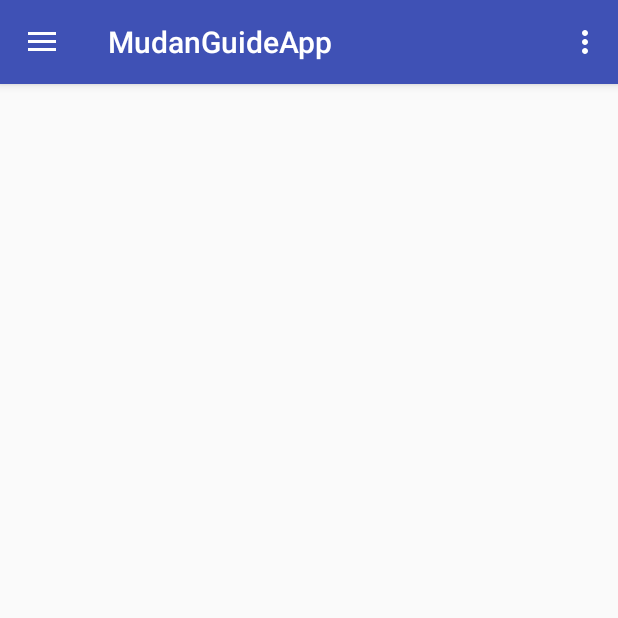
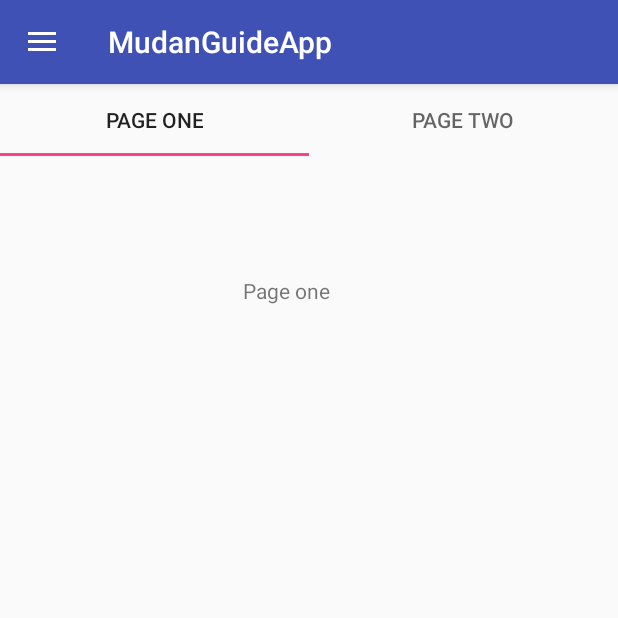
Before and after one commit to SpiritCat0101/MudanGuideAPP, an Android app: the screen it shows after launch (MainActivity), on a phone screen of 412 x 824 dp, the top half of it. Run offline under Robolectric (Android 15) with nearby library versions, the phone set to English and light mode, and no system bars.

Commit message:
remove AR and half complete tabLayout

```diff
--- a/app/src/main/AndroidManifest.xml
+++ b/app/src/main/AndroidManifest.xml
@@ -34,10 +34,6 @@
             android:name=".MainActivity"
             android:screenOrientation="portrait"
             android:theme="@style/AppTheme.NoActionBar" />
-        <activity
-            android:name=".CameraActivity"
-            android:screenOrientation="portrait"
-            android:theme="@style/AppTheme.FullScreen"/>
     </application>
 
 </manifest>
--- a/app/src/main/java/com/ntut/mudanguideapp/MainActivity.java
+++ b/app/src/main/java/com/ntut/mudanguideapp/MainActivity.java
@@ -4,8 +4,12 @@ import android.content.Intent;
 import android.location.Location;
 import android.os.Bundle;
 import android.os.Process;
+import android.support.constraint.ConstraintLayout;
 import android.support.design.widget.NavigationView;
+import android.support.design.widget.TabLayout;
 import android.support.v4.view.GravityCompat;
+import android.support.v4.view.PagerAdapter;
+import android.support.v4.view.ViewPager;
 import android.support.v4.widget.DrawerLayout;
 import android.support.v7.app.ActionBarDrawerToggle;
 import android.support.v7.app.AppCompatActivity;
@@ -13,10 +17,15 @@ import android.support.v7.widget.Toolbar;
 import android.util.Log;
 import android.view.Menu;
 import android.view.MenuItem;
+import android.view.View;
+import android.view.ViewGroup;
 import android.widget.Toast;
 
 import com.ntut.mudanguideapp.location.LocationChangeListener;
 import com.ntut.mudanguideapp.location.LocationHandler;
+
+import java.util.ArrayList;
+import java.util.List;
 
 /* Create By SpiritCat and in charge */
 
@@ -25,6 +34,10 @@ public class MainActivity extends AppCompatActivity
 
     private long currentBackPressedTime = 0;
     private int BACK_PRESSED_INTERVAL = 2000;
+
+    private TabLayout tabLayout;
+    private ViewPager viewPager;
+    private List<ConstraintLayout> pageList;
 
     private DrawerLayout drawer;
 
@@ -46,6 +59,9 @@ public class MainActivity extends AppCompatActivity
         NavigationView navigationView = findViewById(R.id.nav_view);
         navigationView.setNavigationItemSelectedListener(this);
 
+        tabLayout=findViewById(R.id.main_tabs);
+        viewPager=findViewById(R.id.main_pager);
+
         locationHandler=new LocationHandler(this,this);
     }
 
@@ -54,6 +70,7 @@ public class MainActivity extends AppCompatActivity
         super.onResume();
         location=locationHandler.getCurrentLocation();
         locationHandler.startLocationUpdates(lcl);
+        setUpTab();
     }
 
     @Override
@@ -100,8 +117,6 @@ public class MainActivity extends AppCompatActivity
         // as you specify a parent activity in AndroidManifest.xml.
         int id = item.getItemId();
         switch (id){
-            case R.id.camera:
-                startActivity(new Intent(this,CameraActivity.class));
         }
 
         return super.onOptionsItemSelected(item);
@@ -116,6 +131,21 @@ public class MainActivity extends AppCompatActivity
         return true;
     }
 
+    private void setUpTab(){
+        tabLayout.addTab(tabLayout.newTab().setText("Page one"));
+        tabLayout.addTab(tabLayout.newTab().setText("Page two"));
+        setUpPager();
+        viewPager.addOnPageChangeListener(new TabLayout.TabLayoutOnPageChangeListener(tabLayout));
+        tabLayout.addOnTabSelectedListener(new TabLayout.ViewPagerOnTabSelectedListener(viewPager));
+    }
+
+    private void setUpPager(){
+        pageList=new ArrayList<>();
+        pageList.add(new MainPagerOne(this));
+        pageList.add(new MainPagerTwo(this));
+        viewPager.setAdapter(new pagerAdapter());
+    }
+
     private LocationChangeListener lcl=new LocationChangeListener() {
         @Override
         public void onLocationChange(Location l) {
@@ -123,4 +153,27 @@ public class MainActivity extends AppCompatActivity
             Log.i("Main",Double.toString(location.getLatitude()));
         }
     };
+
+    private class pagerAdapter extends PagerAdapter {
+
+        @Override
+        public int getCount() {
+            return pageList.size();
+        }
+
+        @Override
+        public boolean isViewFromObject(View view, Object o) {
+            return o == view;
+        }
+
+        @Override
+        public Object instantiateItem(ViewGroup container, int position) {
+            container.addView(pageList.get(position));
+            return pageList.get(position);
+        }
+        @Override
+        public void destroyItem(ViewGroup container, int position, Object object) {
+            container.removeView((View) object);
+        }
+    }
 }
--- /dev/null
+++ b/app/src/main/java/com/ntut/mudanguideapp/MainPagerOne.java
@@ -0,0 +1,17 @@
+package com.ntut.mudanguideapp;
+
+import android.content.Context;
+import android.support.constraint.ConstraintLayout;
+import android.view.LayoutInflater;
+import android.view.View;
+import android.widget.TextView;
+
+public class MainPagerOne extends ConstraintLayout {
+    public MainPagerOne(Context context) {
+        super(context);
+        View view = LayoutInflater.from(context).inflate(R.layout.pager_main, null);
+        TextView textView = view.findViewById(R.id.pager_text);
+        textView.setText("Page one");
+        addView(view);
+    }
+}
--- /dev/null
+++ b/app/src/main/java/com/ntut/mudanguideapp/MainPagerTwo.java
@@ -0,0 +1,17 @@
+package com.ntut.mudanguideapp;
+
+import android.content.Context;
+import android.support.constraint.ConstraintLayout;
+import android.view.LayoutInflater;
+import android.view.View;
+import android.widget.TextView;
+
+public class MainPagerTwo extends ConstraintLayout {
+    public MainPagerTwo(Context context) {
+        super(context);
+        View view = LayoutInflater.from(context).inflate(R.layout.pager_main, null);
+        TextView textView = view.findViewById(R.id.pager_text);
+        textView.setText("Page two");
+        addView(view);
+    }
+}
--- a/app/src/main/java/com/ntut/mudanguideapp/sensor/OrientationChangeListener.java
+++ /dev/null
@@ -1,5 +0,0 @@
-package com.ntut.mudanguideapp.sensor;
-
-public interface OrientationChangeListener {
-    void onOrientationChange(double orientation);
-}
--- a/app/src/main/res/layout/content_main.xml
+++ b/app/src/main/res/layout/content_main.xml
@@ -7,4 +7,15 @@
     app:layout_behavior="@string/appbar_scrolling_view_behavior"
     tools:context="com.ntut.mudanguideapp.MainActivity"
     tools:showIn="@layout/app_bar_main">
+
+    <android.support.design.widget.TabLayout
+        android:layout_width="match_parent"
+        android:layout_height="wrap_content"
+        android:id="@+id/main_tabs" />
+
+    <android.support.v4.view.ViewPager
+        android:id="@+id/main_pager"
+        android:layout_below="@id/main_tabs"
+        android:layout_width="match_parent"
+        android:layout_height="match_parent" />
 </android.support.constraint.ConstraintLayout>
--- /dev/null
+++ b/app/src/main/res/layout/pager_main.xml
@@ -0,0 +1,22 @@
+<?xml version="1.0" encoding="utf-8"?>
+<android.support.constraint.ConstraintLayout
+    xmlns:android="http://schemas.android.com/apk/res/android"
+    xmlns:app="http://schemas.android.com/apk/res-auto"
+    xmlns:tools="http://schemas.android.com/tools"
+    android:layout_width="match_parent"
+    android:layout_height="match_parent">
+
+    <TextView
+        android:id="@+id/pager_text"
+        android:layout_width="wrap_content"
+        android:layout_height="wrap_content"
+        android:layout_marginBottom="364dp"
+        android:layout_marginEnd="164dp"
+        android:layout_marginStart="162dp"
+        android:layout_marginTop="128dp"
+        android:text="TextView"
+        app:layout_constraintBottom_toBottomOf="parent"
+        app:layout_constraintEnd_toEndOf="parent"
+        app:layout_constraintStart_toStartOf="parent"
+        app:layout_constraintTop_toTopOf="parent" />
+</android.support.constraint.ConstraintLayout>
--- a/app/src/main/res/menu/main.xml
+++ b/app/src/main/res/menu/main.xml
@@ -1,8 +1,4 @@
 <?xml version="1.0" encoding="utf-8"?>
 <menu xmlns:android="http://schemas.android.com/apk/res/android"
     xmlns:app="http://schemas.android.com/apk/res-auto">
-    <item
-        android:id="@+id/camera"
-        android:title="camrea"
-        app:showAsAction="never"/>
 </menu>
```
Also changed, not shown: app/src/main/java/com/ntut/mudanguideapp/CameraActivity.java (deleted, +0 -78 lines), app/src/main/java/com/ntut/mudanguideapp/camera/CameraHandler.java (deleted, +0 -159 lines), app/src/main/java/com/ntut/mudanguideapp/sensor/CompassHandler.java (deleted, +0 -86 lines), app/src/main/res/layout/activity_camera.xml (deleted, +0 -43 lines).
